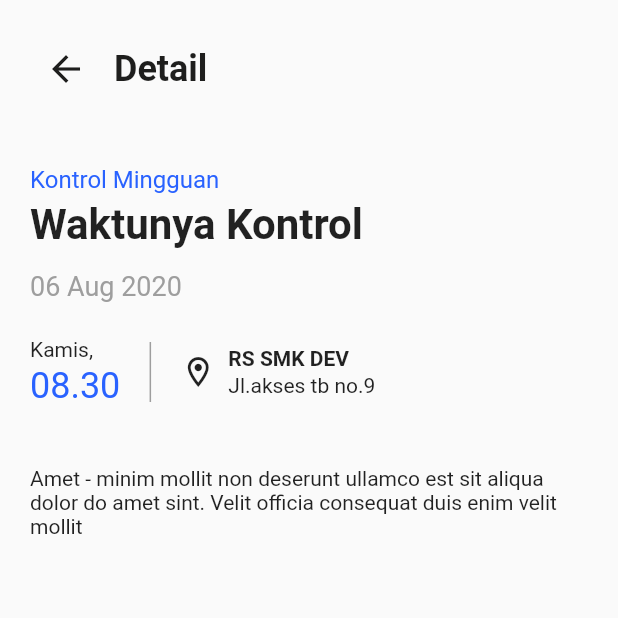
After one commit to RafiIzzatulRizquFaris/healthish, a Flutter app: the DetailControl screen opened directly, on a phone screen of 412 x 824 dp, the top half of it. The commit adds this screen. Run offline on Flutter 3.47's test engine with Material 2 defaults, Android fonts, the phone set to English and light mode, and no system bars; our stand-ins replace badges, carousel_slider, cloud_firestore, curved_navigation_bar, email_validator, google_maps_flutter and 1 more; accounts and stored records are empty.

Commit message:
add detail control

```diff
--- /dev/null
+++ b/lib/detail_screen/detail_control.dart
@@ -0,0 +1,140 @@
+import 'dart:ui';
+
+import 'package:flutter/material.dart';
+
+import '../constants.dart';
+
+class DetailControl extends StatefulWidget {
+  DetailControl({Key key}) : super(key: key);
+
+  @override
+  _DetailControlState createState() => _DetailControlState();
+}
+
+class _DetailControlState extends State<DetailControl> {
+  String desc =
+      "Amet - minim mollit non deserunt ullamco est sit aliqua dolor do amet sint. Velit officia consequat duis enim velit mollit";
+
+  @override
+  Widget build(BuildContext context) {
+    return Scaffold(
+      appBar: PreferredSize(
+        preferredSize: Size.fromHeight(90),
+        child: Container(
+          alignment: Alignment.bottomLeft,
+          padding: EdgeInsets.all(20),
+          child: Row(
+            crossAxisAlignment: CrossAxisAlignment.center,
+            children: [
+              IconButton(
+                iconSize: 28,
+                icon: Icon(
+                  Icons.arrow_back,
+                  color: Constants.blackColor,
+                ),
+                onPressed: () {
+                  return Navigator.pop(context);
+                },
+              ),
+              SizedBox(
+                width: 8,
+              ),
+              Text(
+                "Detail",
+                textAlign: TextAlign.center,
+                style: TextStyle(
+                  color: Constants.blackColor,
+                  fontWeight: FontWeight.w600,
+                  fontSize: 24,
+                ),
+              ),
+            ],
+          ),
+        ),
+      ),
+      body: Padding(
+        padding: EdgeInsets.all(20),
+        child: SingleChildScrollView(
+          child: Column(
+            crossAxisAlignment: CrossAxisAlignment.start,
+            children: [
+              Text(
+                "Kontrol Mingguan",
+                style: TextStyle(color: Constants.blueColor, fontSize: 16),
+              ),
+              SizedBox(
+                height: 4,
+              ),
+              Text(
+                "Waktunya Kontrol",
+                style: TextStyle(fontWeight: FontWeight.w600, fontSize: 28),
+              ),
+              SizedBox(
+                height: 14,
+              ),
+              Text(
+                "06 Aug 2020",
+                style: TextStyle(
+                    color: Colors.grey,
+                    fontWeight: FontWeight.w400,
+                    fontSize: 18),
+              ),
+              SizedBox(
+                height: 24,
+              ),
+              Row(
+                children: [
+                  Column(
+                    crossAxisAlignment: CrossAxisAlignment.start,
+                    children: [
+                      Text("Kamis,"),
+                      SizedBox(
+                        height: 2,
+                      ),
+                      Text(
+                        "08.30",
+                        style:
+                            TextStyle(color: Constants.blueColor, fontSize: 24),
+                      )
+                    ],
+                  ),
+                  Container(
+                      height: 40,
+                      child: VerticalDivider(
+                        color: Colors.grey,
+                        thickness: 1,
+                        width: 40,
+                      )),
+                  Icon(Icons.location_on_outlined),
+                  SizedBox(
+                    width: 8,
+                  ),
+                  Column(
+                    crossAxisAlignment: CrossAxisAlignment.start,
+                    children: [
+                      Text(
+                        "RS SMK DEV",
+                        style: TextStyle(fontWeight: FontWeight.w600),
+                      ),
+                      SizedBox(
+                        height: 2,
+                      ),
+                      Text(
+                        "Jl.akses tb no.9",
+                        style: TextStyle(fontWeight: FontWeight.w400),
+                      )
+                    ],
+                  )
+                ],
+              ),
+              SizedBox(
+                height: 40,
+              ),
+              Text(desc)
+            ],
+          ),
+        ),
+      ),
+    );
+  }
+}
--- a/lib/navigation_screen/profile/component/bookingHistoryTab.dart
+++ b/lib/navigation_screen/profile/component/bookingHistoryTab.dart
@@ -1,4 +1,5 @@
 import 'package:flutter/material.dart';
+import 'package:healthish/detail_screen/detail_control.dart';
 
 import '../../../constants.dart';
 
@@ -9,7 +10,13 @@ class BookingHistoryTab extends StatelessWidget {
       padding: EdgeInsets.only(top: 8),
       shrinkWrap: true,
       itemCount: 20,
-      itemBuilder: itemBuilderHistoryBooking,
+      itemBuilder: (BuildContext context, int index) => GestureDetector(
+        onTap: () {
+          Navigator.push(context,
+              MaterialPageRoute(builder: (context) => DetailControl()));
+        },
+        child: itemBuilderHistoryBooking(context, index),
+      ),
     );
   }
 
--- a/lib/navigation_screen/profile/component/notificationTab.dart
+++ b/lib/navigation_screen/profile/component/notificationTab.dart
@@ -1,4 +1,5 @@
 import 'package:flutter/material.dart';
+import 'package:healthish/detail_screen/detail_control.dart';
 import '../../../constants.dart';
 
 class NotificationTab extends StatelessWidget {
@@ -8,7 +9,13 @@ class NotificationTab extends StatelessWidget {
       padding: EdgeInsets.only(top: 8),
       shrinkWrap: true,
       itemCount: 20,
-      itemBuilder: itemBuilderNotification,
+      itemBuilder: (BuildContext context, int index) => GestureDetector(
+        onTap: () {
+          Navigator.push(context,
+              MaterialPageRoute(builder: (context) => DetailControl()));
+        },
+        child: itemBuilderNotification(context, index),
+      ),
     );
   }
 
```
